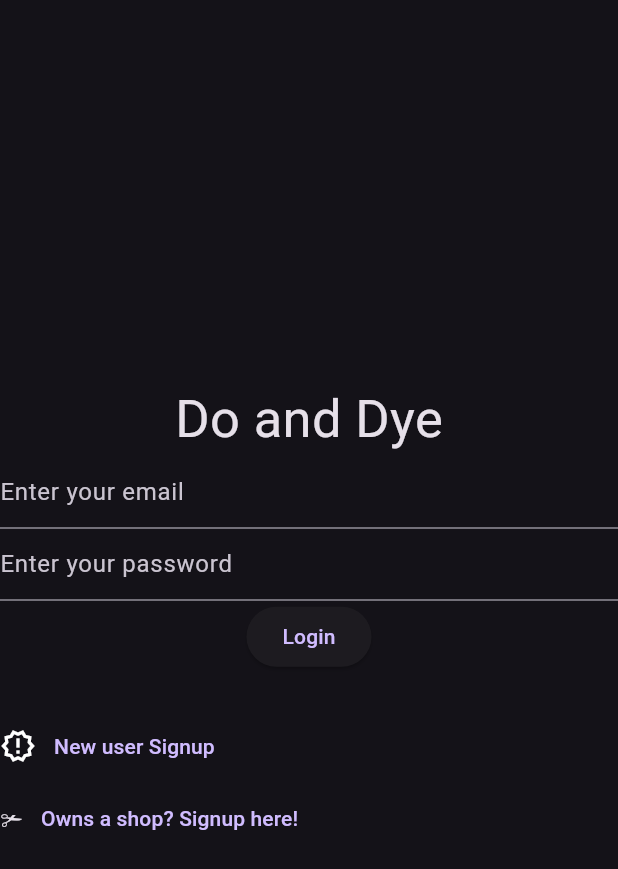
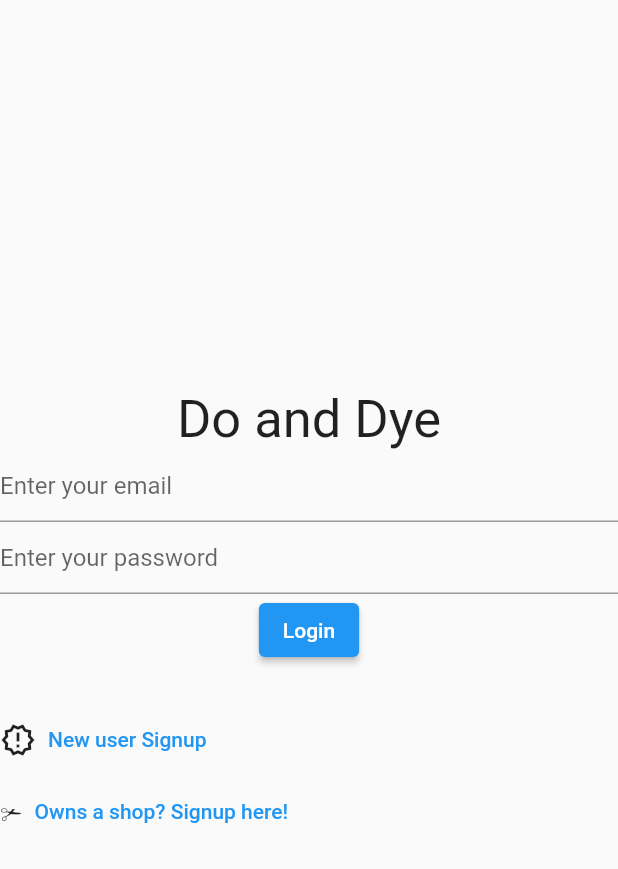
Before and after one commit to Binaya-mrt/do-and-dye, a Flutter app: the BarberHome screen opened directly, after a tap on the "logout" icon, on a phone screen of 412 x 824 dp. Shown: the top 869 px of the screen. Run offline on Flutter 3.47's test engine with Material 2 defaults, Android fonts, the phone set to English and light mode, and no system bars; our stand-ins replace cloud_firestore, firebase_auth, firebase_core, get, shared_preferences; accounts and stored records are empty.

Commit message:
dart fixed

```diff
--- a/lib/controllers/barber_customer_list.dart
+++ b/lib/controllers/barber_customer_list.dart
@@ -14,7 +14,7 @@ class BarberUpdate {
     // SharedPreferences prefs = await SharedPreferences.getInstance();
     // String uuid = prefs.getString('uuid')!;
 
-    var randomID = Uuid().v1();
+    var randomID = const Uuid().v1();
     final now = DateTime.now();
     String name = "physically visited!";
     FirebaseFirestore.instance
@@ -24,7 +24,7 @@ class BarberUpdate {
         .doc(barberUuid)
         .update({
       "queue": FieldValue.arrayUnion(
-          ["${now.hour}:" + "${now.minute}" + ":${now.second}\n" + name])
+          ["${now.hour}:${now.minute}:${now.second}\n$name"])
     });
   }
 
--- a/lib/main.dart
+++ b/lib/main.dart
@@ -1,6 +1,5 @@
 import 'dart:developer';
 
-import 'package:cloud_firestore/cloud_firestore.dart';
 import 'package:do_and_dye/auth/auth_method.dart';
 import 'package:do_and_dye/screens/barber_main_screen.dart';
 import 'package:do_and_dye/screens/user_main_screen.dart';
@@ -34,10 +33,7 @@ void main() async {
   runApp(GetMaterialApp(
       debugShowCheckedModeBanner: false,
       title: 'Flutter Demo',
-      theme: ThemeData.dark(
-        useMaterial3: true,
-      ),
-      color: Color(0xffaf3557),
+      // color: Color(0xffaf3557),
       home: uuid == null
           ? LoginPage()
           : userType == "barber"
@@ -81,7 +77,7 @@ class LoginPage extends StatelessWidget {
                     name: "binaya",
                   )));
     } else {
-      print("Error");
+      ScaffoldMessenger.of(context).showSnackBar(SnackBar(content: Text(res)));
     }
   }
 
@@ -92,19 +88,19 @@ class LoginPage extends StatelessWidget {
         child: Column(
           mainAxisAlignment: MainAxisAlignment.center,
           children: [
-            Text(
+            const Text(
               'Do and Dye',
               style: TextStyle(fontSize: 35),
             ),
             TextField(
               controller: _emailController,
-              decoration: InputDecoration(
+              decoration: const InputDecoration(
                 hintText: 'Enter your email',
               ),
             ),
             TextField(
               controller: _passwordController,
-              decoration: InputDecoration(
+              decoration: const InputDecoration(
                 hintText: 'Enter your password',
               ),
             ),
@@ -117,14 +113,14 @@ class LoginPage extends StatelessWidget {
 
                 log("login pressed");
               },
-              child: Text('Login'),
+              child: const Text('Login'),
             ),
-            SizedBox(
+            const SizedBox(
               height: 25,
             ),
             Row(
               children: [
-                Icon(Icons.new_releases_outlined),
+                const Icon(Icons.new_releases_outlined),
                 TextButton(
                   onPressed: () {
                     Navigator.push(
@@ -132,13 +128,13 @@ class LoginPage extends StatelessWidget {
                       MaterialPageRoute(builder: (context) => UserSignup()),
                     );
                   },
-                  child: Text("New user Signup"),
+                  child: const Text("New user Signup"),
                 )
               ],
             ),
             Row(
               children: [
-                Text('✃'),
+                const Text('✃'),
                 TextButton(
                   onPressed: () {
                     Navigator.push(
@@ -146,7 +142,7 @@ class LoginPage extends StatelessWidget {
                       MaterialPageRoute(builder: (context) => BarberSignup()),
                     );
                   },
-                  child: Text("Owns a shop? Signup here!"),
+                  child: const Text("Owns a shop? Signup here!"),
                 )
               ],
             ),
--- a/lib/screens/barber_main_screen.dart
+++ b/lib/screens/barber_main_screen.dart
@@ -1,4 +1,3 @@
-import 'dart:developer';
 
 import 'package:cloud_firestore/cloud_firestore.dart';
 import 'package:do_and_dye/controllers/barber_customer_list.dart';
@@ -32,7 +31,7 @@ class _BarberHomeState extends State<BarberHome> {
   Widget build(BuildContext context) {
     return Scaffold(
       appBar: AppBar(
-        title: Text("Do and dye"),
+        title: const Text("Do and dye"),
         actions: [
           IconButton(
               onPressed: () async {
@@ -40,7 +39,7 @@ class _BarberHomeState extends State<BarberHome> {
                 prefs.clear();
                 Get.offAll(() => LoginPage());
               },
-              icon: Icon(Icons.logout))
+              icon: const Icon(Icons.logout))
         ],
       ),
       floatingActionButton: FloatingActionButton(
@@ -48,7 +47,7 @@ class _BarberHomeState extends State<BarberHome> {
           print("pressed");
           BarberUpdate().addtoQueuePhysically(widget.uuid);
         },
-        child: Icon(Icons.add),
+        child: const Icon(Icons.add),
       ),
       body: SafeArea(
         child: SingleChildScrollView(
@@ -62,7 +61,7 @@ class _BarberHomeState extends State<BarberHome> {
                   .snapshots(),
               builder: (context, snapshot) {
                 if (snapshot.connectionState == ConnectionState.waiting) {
-                  return Center(child: CircularProgressIndicator());
+                  return const Center(child: CircularProgressIndicator());
                 } else {
                   return Column(
                     children: [
@@ -72,18 +71,18 @@ class _BarberHomeState extends State<BarberHome> {
                         },
                         child: Text(
                           "Today's total: ${(snapshot.data! as dynamic).data()['todaysTotal']}",
-                          style: TextStyle(fontSize: 24),
+                          style: const TextStyle(fontSize: 24),
                         ),
                       ),
-                      SizedBox(
+                      const SizedBox(
                         height: 20,
                       ),
-                      Text(
+                      const Text(
                         "On process",
                         style: TextStyle(fontSize: 22),
                       ),
                       (snapshot.data! as dynamic).data()['system'].length == 0
-                          ? SizedBox(
+                          ? const SizedBox(
                               height: 50,
                               child: Text(
                                 "No one is currently cutting hair",
@@ -94,7 +93,7 @@ class _BarberHomeState extends State<BarberHome> {
                               itemCount: (snapshot.data! as dynamic)
                                   .data()['system']
                                   .length,
-                              physics: NeverScrollableScrollPhysics(),
+                              physics: const NeverScrollableScrollPhysics(),
                               shrinkWrap: true,
                               itemBuilder: (context, index) {
                                 return GestureDetector(
@@ -117,15 +116,15 @@ class _BarberHomeState extends State<BarberHome> {
                                 );
                               },
                             ),
-                      Text(
+                      const Text(
                         "Queue",
                         style: TextStyle(fontSize: 22),
                       ),
-                      SizedBox(
+                      const SizedBox(
                         height: 20,
                       ),
                       (snapshot.data! as dynamic).data()['queue'].length == 0
-                          ? SizedBox(
+                          ? const SizedBox(
                               height: 50,
                               child: Text(
                                 "No one is in the queue!",
@@ -133,7 +132,7 @@ class _BarberHomeState extends State<BarberHome> {
                               ),
                             )
                           : ListView.builder(
-                              physics: NeverScrollableScrollPhysics(),
+                              physics: const NeverScrollableScrollPhysics(),
                               shrinkWrap: true,
                               itemBuilder: (context, index) {
                                 return GestureDetector(
```
Also changed, not shown: lib/auth/auth_method.dart (+9 -14 lines), lib/controllers/constant.dart (added, +9 -0 lines), lib/screens/user_booking_screen.dart (+172 -90 lines), lib/screens/user_main_screen.dart (+11 -13 lines), lib/signup_barber.dart (+4 -7 lines), lib/signup_user.dart (+3 -6 lines), 1 other file.
